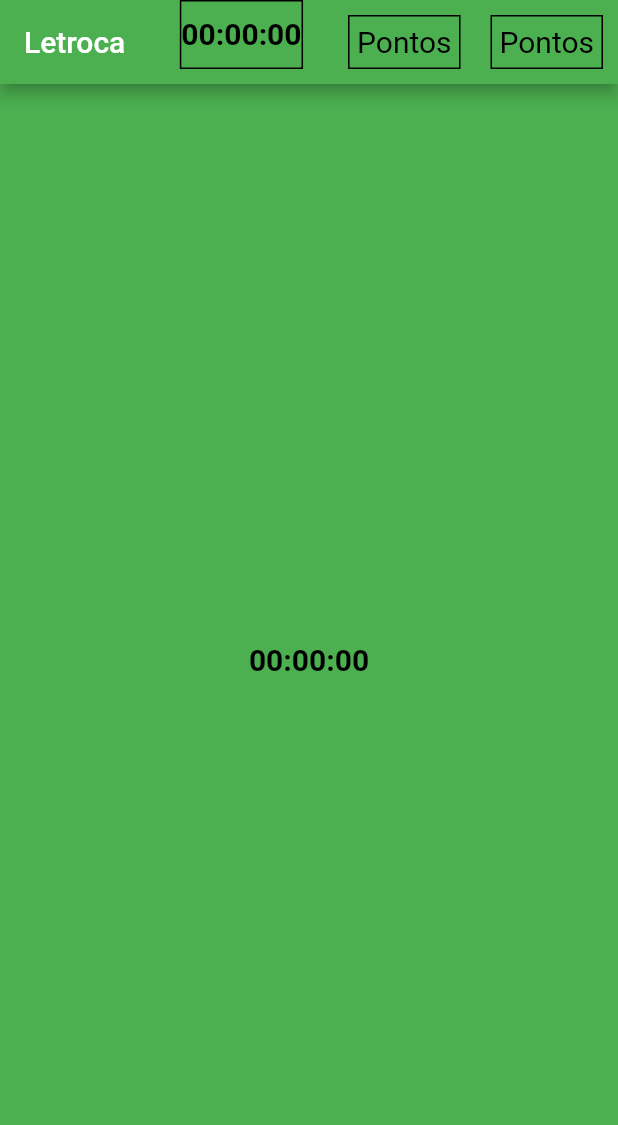
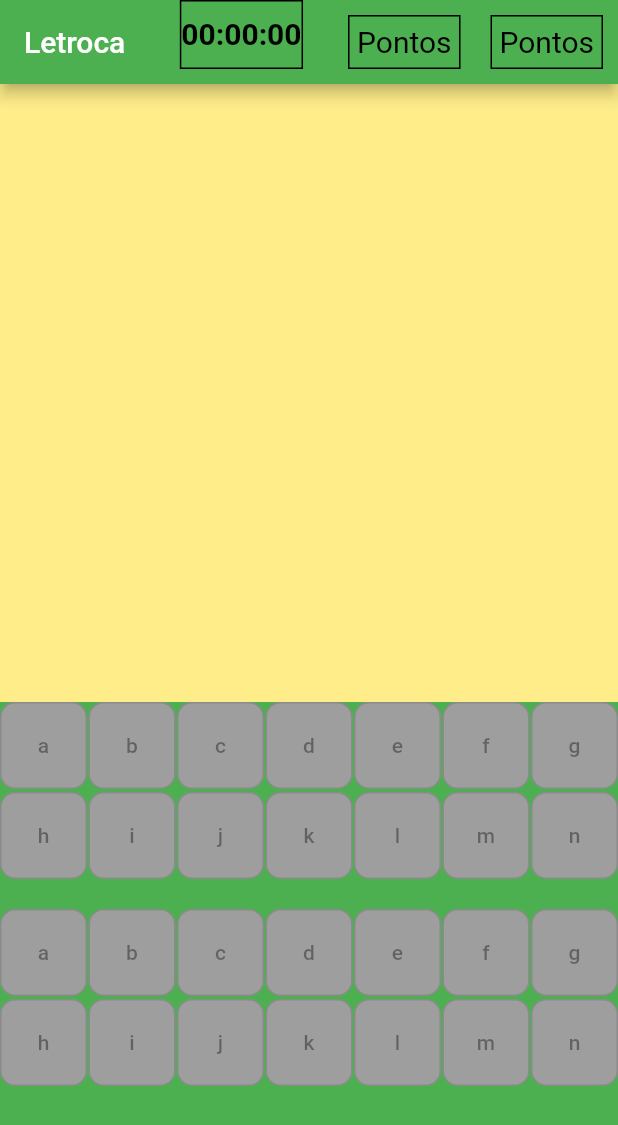
Before and after one commit to RicardoFedrigo/letroca_clone_flutter, a Flutter app: the GameScreen screen opened directly, on a phone screen of 412 x 824 dp. Shown: the top 1125 px of the screen. Run offline on Flutter 3.47's test engine with Material 2 defaults, Android fonts, the phone set to English and light mode, and no system bars.

Commit message:
Adicionando teclado disfuncional

```diff
--- a/lib/Modules/GameLogic/GameLogic.dart
+++ b/lib/Modules/GameLogic/GameLogic.dart
@@ -1,11 +1,14 @@
 import 'package:letroca_clone_flutter/Modules/GameLogic/Word.dart';
+import 'package:letroca_clone_flutter/Modules/Levels/LevelAbstration.dart';
+import 'package:letroca_clone_flutter/Modules/Levels/level1/Level1.dart';
 
 class GameLogic {
   GameLogic();
 
+  List<LevelAbastraction> levels = [new Level1()];
 
-  List<Word> wordTodiscover = [];
-
-
+  LevelAbastraction getLevel(int level) {
+    return levels[level];
+  }
 
 }
--- /dev/null
+++ b/lib/view/BoardScreen.dart
@@ -0,0 +1,107 @@
+import 'package:flutter/cupertino.dart';
+import 'package:flutter/material.dart';
+
+class BoardScreen extends StatefulWidget {
+  const BoardScreen({Key? key}) : super(key: key);
+
+  @override
+  State<BoardScreen> createState() => _BoardScreenState();
+}
+
+class _BoardScreenState extends State<BoardScreen> {
+  List<String> _words = [
+    'a',
+    'b',
+    "c",
+    "d",
+    "e",
+    "f",
+    "g",
+    "h",
+    "i",
+    "j",
+    "k",
+    "l",
+    "m",
+    "n"
+  ];
+
+  @override
+  Widget build(BuildContext context) {
+    return Center(
+        child: Column(
+      children: [
+        GridView.builder(
+          // physics: NeverScrollableScrollPhysics(),
+          shrinkWrap: true,
+          gridDelegate: SliverGridDelegateWithFixedCrossAxisCount(
+            crossAxisCount: 7,
+            crossAxisSpacing: 1.0,
+            mainAxisSpacing: 2.0,
+          ),
+          itemCount: this._words.length,
+          itemBuilder: (context, index) {
+            return OutlinedButton(
+                onPressed: null,
+                style: ButtonStyle(
+                  backgroundColor:
+                      MaterialStateProperty.resolveWith<Color>((states) {
+                    if (states.contains(MaterialState.disabled)) {
+                      return Colors.grey;
+                    }
+                    return Colors.blue;
+                  }),
+                  overlayColor:
+                      MaterialStateProperty.resolveWith<Color>((states) {
+                    if (states.contains(MaterialState.pressed)) {
+                      return Colors.red;
+                    }
+                    return Colors.transparent;
+                  }),
+                  shape: MaterialStateProperty.all(RoundedRectangleBorder(
+                      borderRadius: BorderRadius.vertical(
+                          top: Radius.circular(10),
+                          bottom: Radius.circular(10)))),
+                ),
+                child: Text(this._words[index]));
+          },
+        ),
+        GridView.builder(
+          padding: EdgeInsets.only(top: 20),
+          shrinkWrap: true,
+          gridDelegate: SliverGridDelegateWithFixedCrossAxisCount(
+            crossAxisCount: 7,
+            crossAxisSpacing: 1.0,
+            mainAxisSpacing: 2.0,
+          ),
+          itemCount: this._words.length,
+          itemBuilder: (context, index) {
+            return OutlinedButton(
+                onPressed: null,
+                style: ButtonStyle(
+                  backgroundColor:
+                      MaterialStateProperty.resolveWith<Color>((states) {
+                    if (states.contains(MaterialState.disabled)) {
+                      return Colors.grey;
+                    }
+                    return Colors.blue;
+                  }),
+                  overlayColor:
+                      MaterialStateProperty.resolveWith<Color>((states) {
+                    if (states.contains(MaterialState.pressed)) {
+                      return Colors.red;
+                    }
+                    return Colors.transparent;
+                  }),
+                  shape: MaterialStateProperty.all(RoundedRectangleBorder(
+                      borderRadius: BorderRadius.vertical(
+                          top: Radius.circular(10),
+                          bottom: Radius.circular(10)))),
+                ),
+                child: Text(this._words[index]));
+          },
+        ),
+      ],
+    ));
+  }
+}
--- a/lib/view/GameScreen.dart
+++ b/lib/view/GameScreen.dart
@@ -1,6 +1,9 @@
 import 'package:flutter/material.dart';
 import 'package:flutter/widgets.dart';
 import 'package:letroca_clone_flutter/Components/CountDownTimer.dart';
+import 'package:letroca_clone_flutter/view/BoardScreen.dart';
+
+import 'WordsToFindScreen.dart';
 
 class GameScreen extends StatelessWidget {
   const GameScreen({Key? key}) : super(key: key);
@@ -36,10 +39,19 @@ class GameScreen extends StatelessWidget {
           ),
         ],
       ),
-      body: Center(
+      body: Container(
         child: Column(
-          mainAxisAlignment: MainAxisAlignment.center,
-          children: <Widget>[CountDownTimer()],
+          mainAxisAlignment: MainAxisAlignment.start,
+          children: <Widget>[
+            Container(
+              alignment: Alignment.topCenter,
+              child: WordsToFindScreen(),
+            ),
+            Container(
+              alignment: Alignment.bottomCenter,
+              child: BoardScreen()
+              )
+          ],
         ),
       ),
     );
--- a/lib/view/LettersScreen.dart
+++ /dev/null
@@ -1,8 +0,0 @@
-import 'package:flutter/cupertino.dart';
-
-class LettersScreen extends StatelessWidget {
-  @override
-  Widget build(BuildContext context) {
-    return Container();
-  }
-}
--- /dev/null
+++ b/lib/view/WordScreen.dart
@@ -0,0 +1,13 @@
+import 'package:flutter/cupertino.dart';
+
+class WordScreen extends StatelessWidget {
+
+  @override
+  Widget build(BuildContext context) {
+    return Container(
+      child: Column(
+        children: [Text("T"), Text("E")],
+      )
+    );
+  }
+}
--- /dev/null
+++ b/lib/view/WordsToFindScreen.dart
@@ -0,0 +1,16 @@
+import 'package:flutter/cupertino.dart';
+import 'package:flutter/material.dart';
+
+class WordsToFindScreen extends StatelessWidget {
+  @override
+  Widget build(BuildContext context) {
+    return Container(
+        child: SizedBox(
+        width: MediaQuery.of(context).size.width,
+        height: MediaQuery.of(context).size.width,
+          child: const DecoratedBox(
+            decoration: const BoxDecoration(color: Color.fromARGB(255, 255, 237, 138)),
+          ),
+        ));
+  }
+}
```
